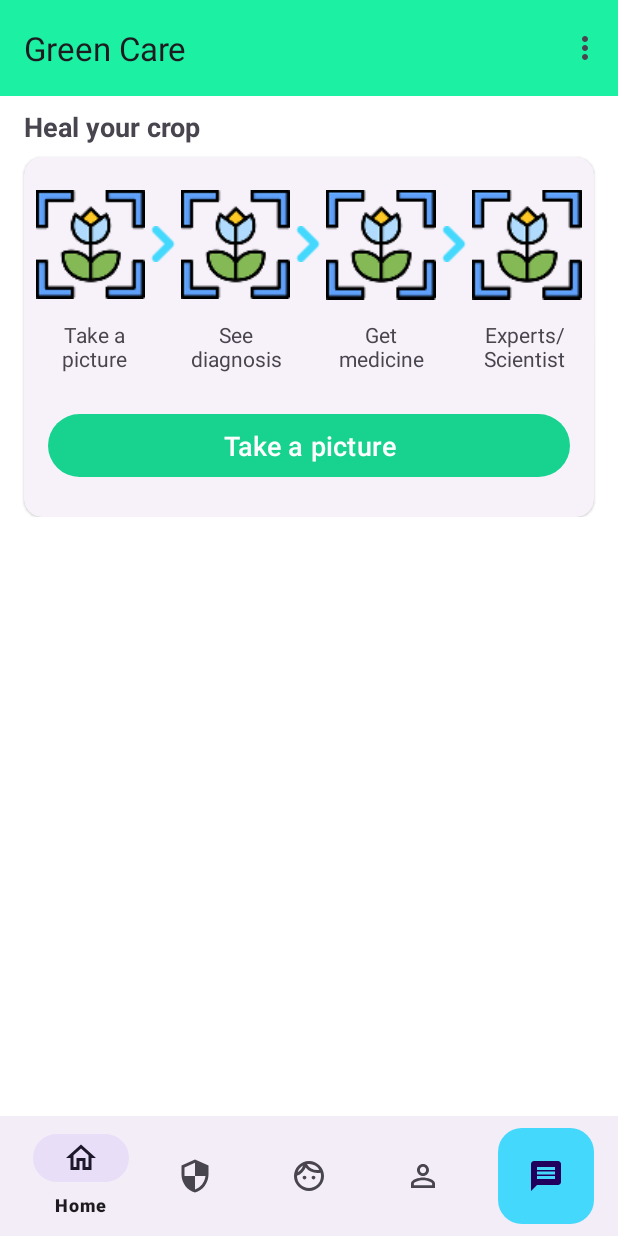
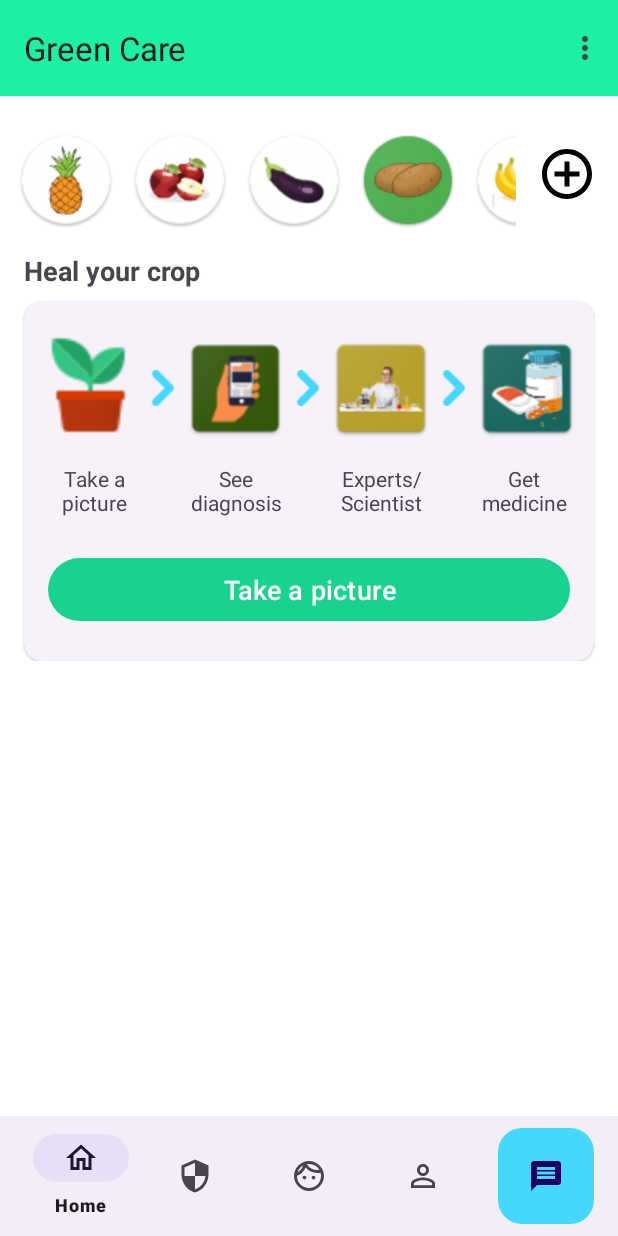
Before and after one commit to princeraj-pr/Plant-Disease-Identification-App, an Android app: the HomeFragment screen opened directly, with no data from a screen before it, on a phone screen of 412 x 824 dp. Run offline under Robolectric (Android 15) with nearby library versions, the phone set to English and light mode, and no system bars.

Commit message:
feat: fruit list(horizontal list) add in Home fragment
- Fruit list add at top by using RecyclerView
- Fruit icon add in drawable

```diff
--- /dev/null
+++ b/app/src/main/java/com/sih23/plantdiseaseidentifiers/FruitEntry.java
@@ -0,0 +1,28 @@
+package com.sih23.plantdiseaseidentifiers;
+
+public class FruitEntry {
+
+    private int id;
+    private int iconId;
+
+    public FruitEntry(int id, int iconId) {
+        this.id = id;
+        this.iconId = iconId;
+    }
+
+    public int getIconId() {
+        return iconId;
+    }
+
+    public void setIconId(int iconId) {
+        this.iconId = iconId;
+    }
+
+    public int getId() {
+        return id;
+    }
+
+    public void setId(int id) {
+        this.id = id;
+    }
+}
--- a/app/src/main/java/com/sih23/plantdiseaseidentifiers/HomeFragment.java
+++ b/app/src/main/java/com/sih23/plantdiseaseidentifiers/HomeFragment.java
@@ -4,10 +4,17 @@ import android.content.Intent;
 import android.os.Bundle;
 
 import androidx.fragment.app.Fragment;
+import androidx.recyclerview.widget.LinearLayoutManager;
+import androidx.recyclerview.widget.RecyclerView;
 
 import android.view.LayoutInflater;
 import android.view.View;
 import android.view.ViewGroup;
+
+import com.sih23.plantdiseaseidentifiers.adapters.FruitAdapter;
+
+import java.util.ArrayList;
+import java.util.List;
 
 /**
  * A simple {@link Fragment} subclass.
@@ -67,6 +74,29 @@ public class HomeFragment extends Fragment {
             Intent cameraIntent = new Intent(getContext(), CameraActivity.class);
             startActivity(cameraIntent);
         });
+
+        RecyclerView fruitView = view.findViewById(R.id.fruit_list);
+        LinearLayoutManager fruitLayoutManager = new LinearLayoutManager(getContext());
+        fruitLayoutManager.setOrientation(RecyclerView.HORIZONTAL);
+        fruitView.setLayoutManager(fruitLayoutManager);
+        FruitAdapter fruitAdapter = new FruitAdapter();
+        fruitAdapter.submitList(getFruit());
+        fruitView.setAdapter(fruitAdapter);
         return view;
     }
+
+    public List<FruitEntry> getFruit() {
+        List<FruitEntry> fruitEntries = new ArrayList<FruitEntry>();
+        fruitEntries.add(new FruitEntry(1, R.drawable.ic_pineapple));
+        fruitEntries.add(new FruitEntry(2, R.drawable.ic_apple));
+        fruitEntries.add(new FruitEntry(3, R.drawable.ic_eggplant));
+        fruitEntries.add(new FruitEntry(4, R.drawable.ic_potato));
+        fruitEntries.add(new FruitEntry(5, R.drawable.ic_banana));
+        fruitEntries.add(new FruitEntry(6, R.drawable.ic_pumpkin));
+        fruitEntries.add(new FruitEntry(7, R.drawable.ic_grapes));
+        fruitEntries.add(new FruitEntry(8, R.drawable.ic_tomato));
+        fruitEntries.add(new FruitEntry(9, R.drawable.ic_orange));
+        fruitEntries.add(new FruitEntry(10, R.drawable.ic_fruit));
+        return fruitEntries;
+    }
 }
--- /dev/null
+++ b/app/src/main/java/com/sih23/plantdiseaseidentifiers/adapters/FruitAdapter.java
@@ -0,0 +1,73 @@
+package com.sih23.plantdiseaseidentifiers.adapters;
+
+import android.view.LayoutInflater;
+import android.view.View;
+import android.view.ViewGroup;
+import android.widget.ImageButton;
+import android.widget.ImageView;
+
+import androidx.annotation.NonNull;
+import androidx.recyclerview.widget.DiffUtil;
+import androidx.recyclerview.widget.ListAdapter;
+import androidx.recyclerview.widget.RecyclerView;
+
+import com.sih23.plantdiseaseidentifiers.FruitEntry;
+import com.sih23.plantdiseaseidentifiers.R;
+
+public class FruitAdapter extends ListAdapter<FruitEntry, FruitAdapter.FruitViewHolder> {
+
+    /*
+     * DiffUtil is a utility class that helps optimize updates to a RecyclerView by efficiently
+     * determining which items have changed, been added, or been removed in a list.
+     */
+    private static final DiffUtil.ItemCallback<FruitEntry> DIFF_CALLBACK = new DiffUtil
+            .ItemCallback<FruitEntry>() {
+        @Override
+        public boolean areItemsTheSame(@NonNull FruitEntry oldItem, @NonNull FruitEntry newItem) {
+            return oldItem.getId() == newItem.getId();
+        }
+
+        @Override
+        public boolean areContentsTheSame(@NonNull FruitEntry oldItem, @NonNull FruitEntry newItem) {
+            return oldItem.getIconId() == newItem.getIconId();
+        }
+    };
+
+    public FruitAdapter() {
+        super(DIFF_CALLBACK);
+    }
+
+    @NonNull
+    @Override
+    public FruitViewHolder onCreateViewHolder(@NonNull ViewGroup parent, int viewType) {
+        // Inflate the task_layout to a view
+        View view = LayoutInflater.from(parent.getContext())
+                .inflate(R.layout.item_fruit, parent, false);
+        return new FruitViewHolder(view);
+    }
+
+    @Override
+    public void onBindViewHolder(@NonNull FruitViewHolder holder, int position) {
+        FruitEntry currentFruit = getItem(position);
+        holder.bind(currentFruit.getIconId());
+    }
+
+    public static class FruitViewHolder extends RecyclerView.ViewHolder {
+
+        private final ImageView fruitIconView;
+
+        public FruitViewHolder(@NonNull View itemView) {
+            super(itemView);
+            fruitIconView = itemView.findViewById(R.id.fruit_icon_view);
+        }
+
+        void bind(int iconResId) {
+            if (iconResId != 0) {
+                fruitIconView.setImageResource(iconResId);
+            } else {
+                // Default icon set to view
+                fruitIconView.setImageResource(R.drawable.ic_plant);
+            }
+        }
+    }
+}
--- /dev/null
+++ b/app/src/main/res/drawable/ic_add_24.xml
@@ -0,0 +1,5 @@
+<vector android:height="24dp" android:tint="#FFFFFF"
+    android:viewportHeight="24" android:viewportWidth="24"
+    android:width="24dp" xmlns:android="http://schemas.android.com/apk/res/android">
+    <path android:fillColor="@android:color/white" android:pathData="M13,7h-2v4L7,11v2h4v4h2v-4h4v-2h-4L13,7zM12,2C6.48,2 2,6.48 2,12s4.48,10 10,10 10,-4.48 10,-10S17.52,2 12,2zM12,20c-4.41,0 -8,-3.59 -8,-8s3.59,-8 8,-8 8,3.59 8,8 -3.59,8 -8,8z"/>
+</vector>
--- a/app/src/main/res/layout/fragment_home.xml
+++ b/app/src/main/res/layout/fragment_home.xml
@@ -5,28 +5,59 @@
     android:layout_width="match_parent"
     android:layout_height="match_parent">
 
-    <LinearLayout
+    <androidx.constraintlayout.widget.ConstraintLayout
         android:layout_width="match_parent"
         android:layout_height="match_parent"
-        android:layout_marginTop="8dp"
+        android:layout_marginTop="16dp"
         android:orientation="vertical"
         tools:context=".HomeFragment">
 
+        <androidx.recyclerview.widget.RecyclerView
+            android:id="@+id/fruit_list"
+            android:layout_width="0dp"
+            android:layout_height="72dp"
+            android:layout_weight="4"
+            tools:listitem="@layout/item_fruit"
+            app:layout_constraintEnd_toStartOf="@+id/materialButton"
+            app:layout_constraintStart_toStartOf="parent"
+            app:layout_constraintTop_toTopOf="parent" />
+
+        <com.google.android.material.button.MaterialButton
+            android:id="@+id/materialButton"
+            style="?attr/materialIconButtonStyle"
+            android:layout_width="wrap_content"
+            android:layout_height="match_parent"
+            android:layout_weight="1"
+            app:icon="@drawable/ic_add_24"
+            app:iconGravity="textStart"
+            app:iconSize="40dp"
+            app:iconTint="@color/black"
+            app:layout_constraintBottom_toBottomOf="@+id/fruit_list"
+            app:layout_constraintEnd_toEndOf="parent"
+            app:layout_constraintTop_toTopOf="@+id/fruit_list" />
+
         <TextView
+            android:id="@+id/textView5"
             android:layout_width="wrap_content"
             android:layout_height="wrap_content"
-            android:layout_marginStart="16dp"
-            android:layout_marginBottom="8dp"
             android:text="Heal your crop"
             android:textSize="18sp"
-            android:textStyle="bold" />
+            android:layout_marginTop="16dp"
+            android:layout_marginStart="16dp"
+            android:textStyle="bold"
+            app:layout_constraintStart_toStartOf="parent"
+            app:layout_constraintTop_toBottomOf="@+id/fruit_list" />
 
         <com.google.android.material.card.MaterialCardView
             style="?attr/materialCardViewElevatedStyle"
             android:layout_width="match_parent"
             android:layout_height="wrap_content"
+            android:layout_marginTop="8dp"
             android:layout_marginStart="16dp"
-            android:layout_marginEnd="16dp">
+            android:layout_marginEnd="16dp"
+            app:layout_constraintEnd_toEndOf="parent"
+            app:layout_constraintStart_toStartOf="parent"
+            app:layout_constraintTop_toBottomOf="@+id/textView5">
 
             <androidx.constraintlayout.widget.ConstraintLayout
                 android:layout_width="match_parent"
@@ -50,7 +81,7 @@
                         android:layout_width="0dp"
                         android:layout_height="match_parent"
                         android:layout_weight="1"
-                        android:src="@drawable/ic_auto_focus" />
+                        android:src="@drawable/ic_plant" />
 
                     <ImageView
                         android:id="@+id/arrow1"
@@ -66,7 +97,7 @@
                         android:layout_width="0dp"
                         android:layout_height="match_parent"
                         android:layout_weight="1"
-                        android:src="@drawable/ic_auto_focus"
+                        android:src="@drawable/ic_diagnosis"
                         tools:layout_editor_absoluteX="115dp" />
 
                     <ImageView
@@ -83,7 +114,7 @@
                         android:layout_width="0dp"
                         android:layout_height="match_parent"
                         android:layout_weight="1"
-                        android:src="@drawable/ic_auto_focus"
+                        android:src="@drawable/ic_expert"
                         tools:layout_editor_absoluteX="206dp" />
 
                     <ImageView
@@ -100,7 +131,7 @@
                         android:layout_width="0dp"
                         android:layout_height="match_parent"
                         android:layout_weight="1"
-                        android:src="@drawable/ic_auto_focus"
+                        android:src="@drawable/ic_medicine"
                         tools:layout_editor_absoluteX="297dp" />
 
                 </LinearLayout>
@@ -138,7 +169,7 @@
                     android:layout_gravity="center"
                     android:layout_weight="1"
                     android:gravity="center"
-                    android:text="Get\nmedicine"
+                    android:text="Experts/\nScientist"
                     android:textAlignment="center"
                     app:layout_constraintBottom_toTopOf="@+id/guideline5"
                     app:layout_constraintEnd_toStartOf="@+id/guideline3"
@@ -152,7 +183,7 @@
                     android:layout_height="wrap_content"
                     android:layout_gravity="center"
                     android:layout_weight="1"
-                    android:text="Experts/\nScientist"
+                    android:text="Get\nmedicine"
                     android:textAlignment="center"
                     app:layout_constraintBottom_toTopOf="@+id/guideline5"
                     app:layout_constraintEnd_toEndOf="parent"
@@ -203,5 +234,5 @@
 
             </androidx.constraintlayout.widget.ConstraintLayout>
         </com.google.android.material.card.MaterialCardView>
-    </LinearLayout>
+    </androidx.constraintlayout.widget.ConstraintLayout>
 </androidx.core.widget.NestedScrollView>
--- /dev/null
+++ b/app/src/main/res/layout/item_fruit.xml
@@ -0,0 +1,20 @@
+<?xml version="1.0" encoding="utf-8"?>
+<com.google.android.material.card.MaterialCardView xmlns:android="http://schemas.android.com/apk/res/android"
+    xmlns:app="http://schemas.android.com/apk/res-auto"
+    android:layout_width="64dp"
+    android:layout_height="64dp"
+    style="?attr/materialCardViewFilledStyle"
+    android:backgroundTint="@android:color/transparent"
+    android:foreground="?android:attr/selectableItemBackground"
+    android:clickable="true"
+    android:focusable="true"
+    app:cardCornerRadius="32dp"
+    android:layout_marginStart="12dp"
+    android:layout_marginTop="8dp"
+    android:layout_marginBottom="8dp">
+<ImageView
+    android:id="@+id/fruit_icon_view"
+    android:layout_width="match_parent"
+    android:layout_height="match_parent"
+    android:src="@drawable/ic_apple"/>
+</com.google.android.material.card.MaterialCardView>
```
Also changed, not shown: app/src/main/res/drawable/ic_apple.png (added), app/src/main/res/drawable/ic_banana.png (added), app/src/main/res/drawable/ic_diagnosis.png (added), app/src/main/res/drawable/ic_eggplant.png (added), app/src/main/res/drawable/ic_expert.png (added), app/src/main/res/drawable/ic_fruit.png (added), app/src/main/res/drawable/ic_grapes.png (added), app/src/main/res/drawable/ic_medicine.png (added), app/src/main/res/drawable/ic_orange.png (added), app/src/main/res/drawable/ic_pineapple.png (added), app/src/main/res/drawable/ic_plant.png (added), app/src/main/res/drawable/ic_potato.png (added), app/src/main/res/drawable/ic_pumpkin.png (added), app/src/main/res/drawable/ic_tomato.png (added).
